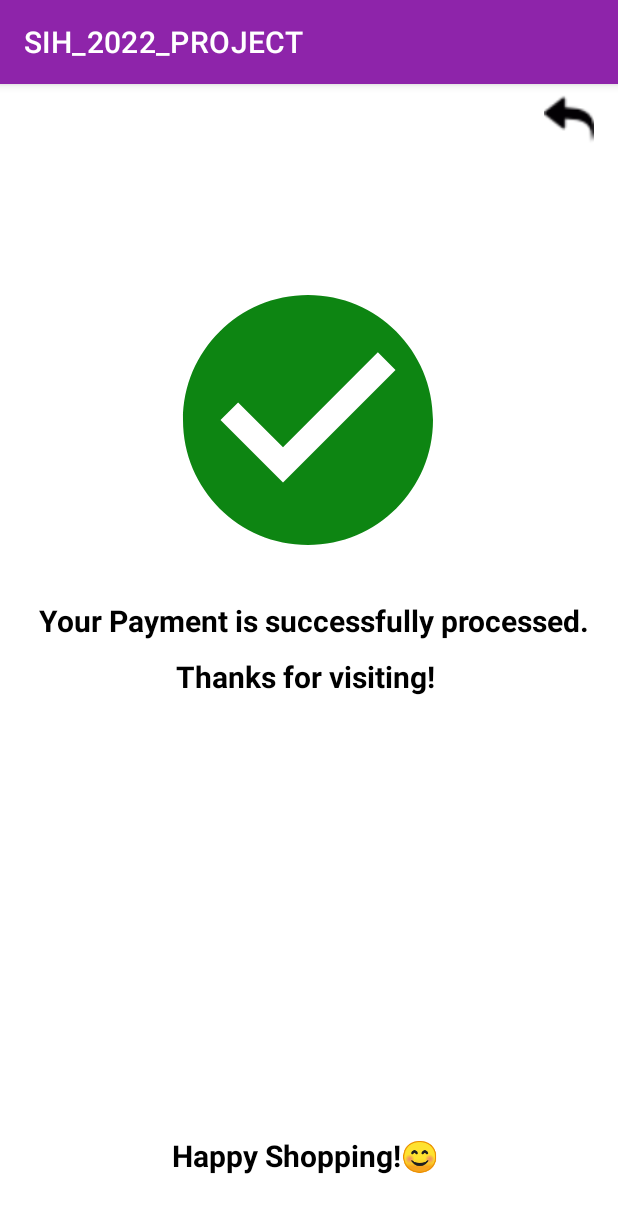
After one commit to Sneha-8890/QUEUE_MANAGER, an Android app: the FinalActivity screen opened directly, with no data from a screen before it, on a phone screen of 412 x 824 dp. The commit adds this screen. Shown: the top 1213 px of the screen. Run offline under Robolectric (Android 15) with nearby library versions, the phone set to English and light mode, and no system bars.

Commit message:
first commit

```diff
--- a/app/build.gradle
+++ b/app/build.gradle
@@ -13,6 +13,7 @@ android {
         targetSdkVersion 31
         versionCode 1
         versionName "1.0"
+        multiDexEnabled true
 
         testInstrumentationRunner "androidx.test.runner.AndroidJUnitRunner"
     }
@@ -36,6 +37,7 @@ dependencies {
     implementation 'androidx.constraintlayout:constraintlayout:2.1.3'
     implementation 'com.google.firebase:firebase-auth:21.0.2'
     implementation 'com.google.firebase:firebase-database:20.0.4'
+    implementation 'com.google.firebase:firebase-firestore:24.1.0'
     testImplementation 'junit:junit:4.+'
     androidTestImplementation 'androidx.test.ext:junit:1.1.3'
     androidTestImplementation 'androidx.test.espresso:espresso-core:3.4.0'
@@ -45,5 +47,6 @@ dependencies {
     implementation "androidx.recyclerview:recyclerview-selection:1.1.0"
     implementation platform('com.google.firebase:firebase-bom:29.2.1')
     implementation 'com.google.firebase:firebase-analytics'
+    implementation 'com.android.support:multidex:1.0.3'
     implementation 'com.github.yuriy-budiyev:code-scanner:2.1.1'
 }
--- a/app/src/main/AndroidManifest.xml
+++ b/app/src/main/AndroidManifest.xml
@@ -12,8 +12,9 @@
         android:roundIcon="@mipmap/ic_launcher_round"
         android:supportsRtl="true"
         android:theme="@style/Theme.SIH_2022_PROJECT">
-        <activity android:name=".ScanningActivity"></activity>
-        <activity android:name=".MallDetailActivity"></activity>
+        <activity android:name=".FinalActivity"></activity>
+        <activity android:name=".ScanningActivity" />
+        <activity android:name=".MallDetailActivity" />
         <activity android:name=".SelectLocation" />
         <activity android:name=".MainActivity">
             <intent-filter>
--- /dev/null
+++ b/app/src/main/java/com/sneha/sih_2022_project/FinalActivity.java
@@ -0,0 +1,26 @@
+package com.sneha.sih_2022_project;
+
+import androidx.appcompat.app.AppCompatActivity;
+
+import android.content.Intent;
+import android.os.Bundle;
+import android.widget.ImageView;
+
+public class FinalActivity extends AppCompatActivity {
+
+    ImageView img;
+    @Override
+    protected void onCreate(Bundle savedInstanceState) {
+        super.onCreate(savedInstanceState);
+        setContentView(R.layout.activity_final);
+
+        img = findViewById(R.id.main_page);
+
+        img.setOnClickListener(v-> {
+            startActivity(new Intent(FinalActivity.this, SelectLocation.class).setFlags(Intent.FLAG_ACTIVITY_CLEAR_TASK|Intent.FLAG_ACTIVITY_CLEAR_TOP));
+            finish();
+        });
+
+
+    }
+}
--- a/app/src/main/java/com/sneha/sih_2022_project/ItemAdapter.java
+++ b/app/src/main/java/com/sneha/sih_2022_project/ItemAdapter.java
@@ -34,7 +34,6 @@ public class ItemAdapter extends RecyclerView.Adapter<ItemAdapter.ItemViewHolder
     public void onBindViewHolder(@NonNull ItemViewHolder holder, int position) {
         holder.Itemname.setText(list.get(position).getProd_name());
         holder.Itemprice.setText(list.get(position).getProd_price());
-        holder.textquantity.setText(list.get(position).getQty());
     }
 
     @Override
@@ -46,7 +45,7 @@ public class ItemAdapter extends RecyclerView.Adapter<ItemAdapter.ItemViewHolder
     class ItemViewHolder extends RecyclerView.ViewHolder{
 
 
-        TextView Itemname, Itemprice;
+        TextView Itemname, Itemprice, qty;
        EditText textquantity;
 
 
@@ -55,6 +54,7 @@ public class ItemAdapter extends RecyclerView.Adapter<ItemAdapter.ItemViewHolder
 
             Itemname = itemView.findViewById(R.id.item_name);
             Itemprice = itemView.findViewById(R.id.item_price);
+            qty = itemView.findViewById(R.id.qty_text);
             textquantity = itemView.findViewById(R.id.item_qty);
 
 
--- /dev/null
+++ b/app/src/main/res/drawable/ic_check.xml
@@ -0,0 +1,10 @@
+<vector xmlns:android="http://schemas.android.com/apk/res/android"
+    android:width="24dp"
+    android:height="24dp"
+    android:viewportWidth="24"
+    android:viewportHeight="24"
+    android:tint="?attr/colorControlNormal">
+  <path
+      android:fillColor="@android:color/white"
+      android:pathData="M12,2C6.48,2 2,6.48 2,12s4.48,10 10,10 10,-4.48 10,-10S17.52,2 12,2zM10,17l-5,-5 1.41,-1.41L10,14.17l7.59,-7.59L19,8l-9,9z"/>
+</vector>
--- /dev/null
+++ b/app/src/main/res/layout/activity_final.xml
@@ -0,0 +1,73 @@
+<?xml version="1.0" encoding="utf-8"?>
+<androidx.constraintlayout.widget.ConstraintLayout xmlns:android="http://schemas.android.com/apk/res/android"
+    xmlns:app="http://schemas.android.com/apk/res-auto"
+    xmlns:tools="http://schemas.android.com/tools"
+    android:layout_width="match_parent"
+    android:layout_height="match_parent"
+    tools:context=".FinalActivity">
+
+    <ImageView
+        android:id="@+id/imageView"
+        android:layout_width="200dp"
+        android:layout_height="200dp"
+        android:layout_marginTop="124dp"
+        android:src="@drawable/ic_check"
+        android:tint="#0D8512"
+        app:layout_constraintEnd_toEndOf="parent"
+        app:layout_constraintHorizontal_bias="0.497"
+        app:layout_constraintStart_toStartOf="parent"
+        app:layout_constraintTop_toTopOf="parent" />
+
+    <TextView
+        android:id="@+id/textView2"
+        android:layout_width="wrap_content"
+        android:layout_height="wrap_content"
+        android:layout_marginTop="20dp"
+        android:fontFamily="sans-serif"
+        android:text="Your Payment is successfully processed."
+        android:textColor="@color/black"
+        android:textSize="20sp"
+        android:textStyle="bold"
+        app:layout_constraintEnd_toEndOf="parent"
+
+        app:layout_constraintHorizontal_bias="0.578"
+        app:layout_constraintStart_toStartOf="parent"
+        app:layout_constraintTop_toBottomOf="@+id/imageView" />
+
+    <TextView
+        android:id="@+id/textView4"
+        android:layout_width="wrap_content"
+        android:layout_height="wrap_content"
+        android:layout_marginTop="10dp"
+        android:text="Thanks for visiting! "
+        android:textColor="@color/black"
+        android:textSize="20sp"
+        android:textStyle="bold"
+        app:layout_constraintEnd_toEndOf="parent"
+        app:layout_constraintStart_toStartOf="parent"
+        app:layout_constraintTop_toBottomOf="@+id/textView2" />
+
+    <TextView
+        android:layout_marginBottom="40dp"
+        android:id="@+id/textView3"
+        android:layout_width="wrap_content"
+        android:layout_height="wrap_content"
+        android:text="Happy Shopping!😊 "
+        android:textColor="@color/black"
+        android:textSize="20sp"
+        android:textStyle="bold"
+        app:layout_constraintBottom_toBottomOf="parent"
+        app:layout_constraintEnd_toEndOf="parent"
+        app:layout_constraintStart_toStartOf="parent" />
+
+    <ImageView
+        android:id="@+id/main_page"
+        android:layout_width="33dp"
+        android:layout_height="39dp"
+        android:layout_marginTop="4dp"
+        android:layout_marginEnd="16dp"
+        android:src="@drawable/back_"
+        app:layout_constraintEnd_toEndOf="parent"
+        app:layout_constraintTop_toTopOf="parent" />
+
+</androidx.constraintlayout.widget.ConstraintLayout>
--- a/app/src/main/res/layout/activity_main.xml
+++ b/app/src/main/res/layout/activity_main.xml
@@ -98,7 +98,7 @@
             </com.google.android.material.textfield.TextInputLayout>
 
             <com.google.android.material.textfield.TextInputLayout
-                android:id="@+id/condirmPassword"
+                android:id="@+id/confirmPassword"
                 android:layout_width="match_parent"
                 android:layout_height="wrap_content"
                 android:layout_marginTop="10dp"
@@ -106,6 +106,7 @@
                 app:passwordToggleEnabled="true"
                 >
                 <com.google.android.material.textfield.TextInputEditText
+                    android:id="@+id/confirmPasswordText"
                     android:background="@color/white"
                     android:layout_width="match_parent"
                     android:layout_height="wrap_content"
--- a/app/src/main/res/layout/item_holder.xml
+++ b/app/src/main/res/layout/item_holder.xml
@@ -35,7 +35,7 @@
                 android:layout_height="0dp"
                 android:layout_weight="1">
                 <TextView
-
+                    android:id="@+id/qty_text"
                     android:layout_width="0dp"
                     android:layout_height="match_parent"
                     android:layout_weight="1"
--- a/app/src/main/res/menu/menu_search.xml
+++ b/app/src/main/res/menu/menu_search.xml
@@ -8,4 +8,6 @@
         android:iconTint="@color/white"
         android:title="search" />
 
+    <item android:id="@+id/logout" android:title="Log Out" app:showAsAction="always"/>
+
 </menu>
```
Also changed, not shown: app/src/main/java/com/sneha/sih_2022_project/MainActivity.java (+18 -10 lines), app/src/main/java/com/sneha/sih_2022_project/MallDetailActivity.java (+58 -4 lines), app/src/main/java/com/sneha/sih_2022_project/SelectLocation.java (+23 -0 lines), app/src/main/res/layout/activity_mall_detail.xml (+32 -6 lines), app/src/main/res/layout/activity_select_location.xml (+5 -3 lines), app/src/main/res/drawable-v24/back_.png (added).
